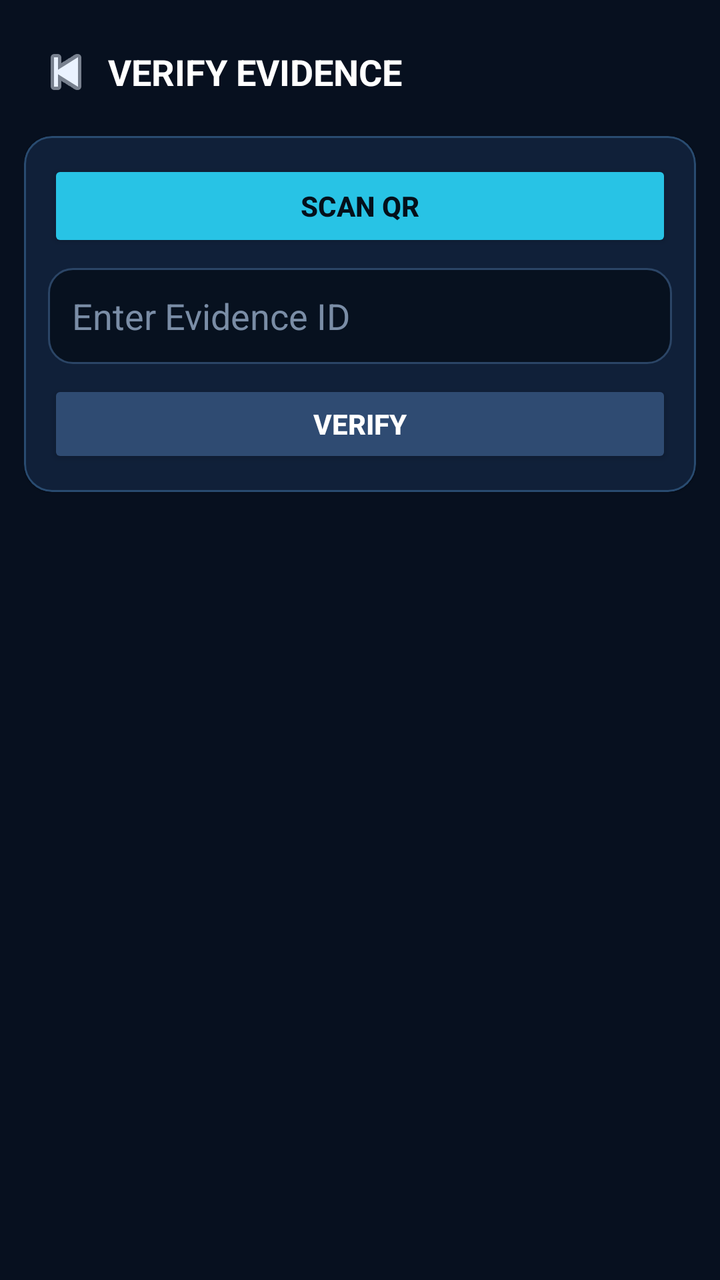
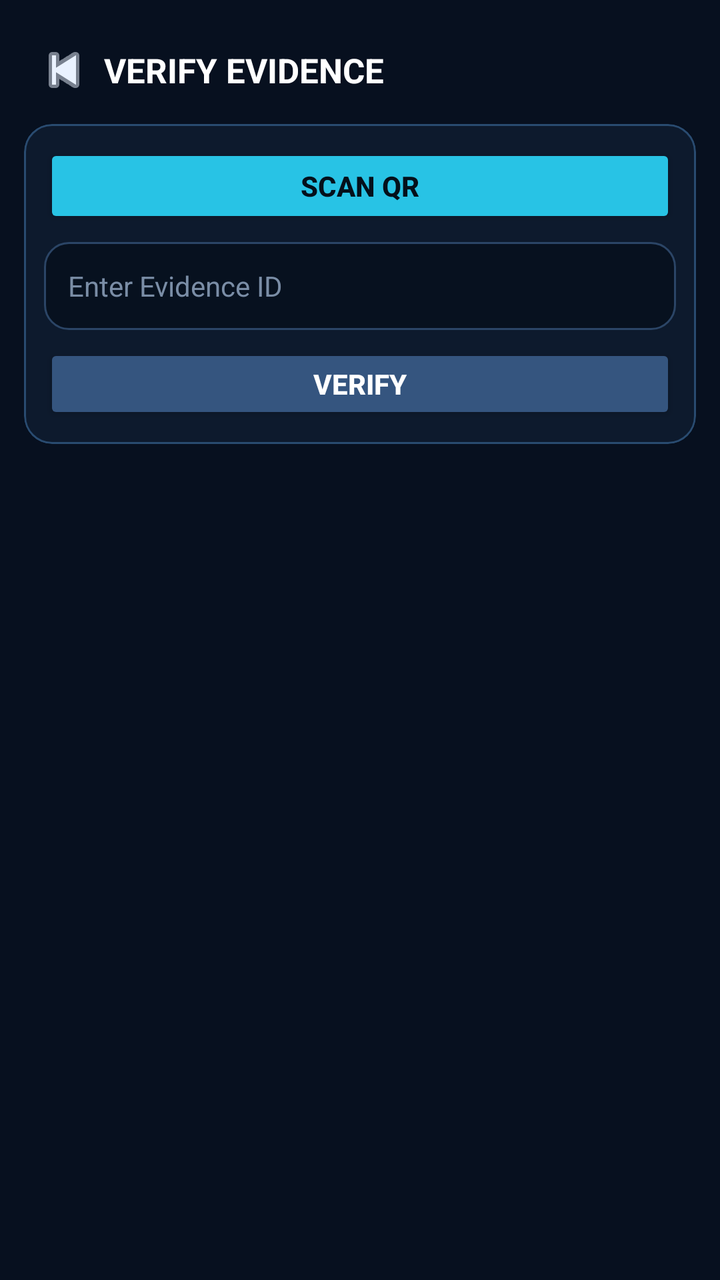

Screens rendered from an Android XML layout before and after an edit, with the pre-edit source and the edit as a unified diff.
<!-- AndroidManifest.xml: application theme Theme.GeoStamp -->
<!-- res/layout/activity_verify_evidence.xml -->
<?xml version="1.0" encoding="utf-8"?>
<ScrollView xmlns:android="http://schemas.android.com/apk/res/android"
    xmlns:app="http://schemas.android.com/apk/res-auto"
    android:layout_width="match_parent"
    android:layout_height="match_parent"
    android:background="#07101F"
    android:fillViewport="true">

    <LinearLayout
        android:layout_width="match_parent"
        android:layout_height="wrap_content"
        android:orientation="vertical"
        android:padding="12dp">

        <LinearLayout
            android:layout_width="match_parent"
            android:layout_height="48dp"
            android:gravity="center_vertical"
            android:orientation="horizontal">

            <ImageButton
                android:id="@+id/btn_back"
                android:layout_width="42dp"
                android:layout_height="42dp"
                android:background="?attr/selectableItemBackgroundBorderless"
                android:contentDescription="Back"
                android:src="@android:drawable/ic_media_previous"
                app:tint="#EAF2FF" />

            <TextView
                android:layout_width="0dp"
                android:layout_height="wrap_content"
                android:layout_weight="1"
                android:text="VERIFY EVIDENCE"
                android:textColor="#FFFFFF"
                android:textSize="18sp"
                android:textStyle="bold" />
        </LinearLayout>

        <com.google.android.material.card.MaterialCardView
            android:layout_width="match_parent"
            android:layout_height="wrap_content"
            android:layout_marginTop="8dp"
            app:cardBackgroundColor="#102039"
            app:cardCornerRadius="14dp"
            app:strokeColor="#294B70"
            app:strokeWidth="1dp">

            <LinearLayout
                android:layout_width="match_parent"
                android:layout_height="wrap_content"
                android:orientation="vertical"
                android:padding="12dp">

                <Button
                    android:id="@+id/btn_scan_qr"
                    android:layout_width="match_parent"
                    android:layout_height="46dp"
                    android:backgroundTint="#28C3E5"
                    android:text="SCAN QR"
                    android:textColor="#04101B"
                    android:textStyle="bold" />

                <EditText
                    android:id="@+id/input_verification_id"
                    android:layout_width="match_parent"
                    android:layout_height="48dp"
                    android:layout_marginTop="8dp"
                    android:background="@drawable/bg_verify_input"
                    android:hint="Enter Evidence ID"
                    android:inputType="textCapCharacters"
                    android:paddingHorizontal="12dp"
                    android:singleLine="true"
                    android:textColor="#FFFFFF"
                    android:textColorHint="#7A8DA6" />

                <Button
                    android:id="@+id/btn_verify_id"
                    android:layout_width="match_parent"
                    android:layout_height="44dp"
                    android:layout_marginTop="8dp"
                    android:backgroundTint="#2F4B72"
                    android:text="VERIFY"
                    android:textColor="#FFFFFF"
                    android:textStyle="bold" />
            </LinearLayout>
        </com.google.android.material.card.MaterialCardView>

        <FrameLayout
            android:id="@+id/scanner_container"
            android:layout_width="match_parent"
            android:layout_height="330dp"
            android:layout_marginTop="10dp"
            android:background="#000000"
            android:visibility="gone">

            <androidx.camera.view.PreviewView
                android:id="@+id/scanner_preview"
                android:layout_width="match_parent"
                android:layout_height="match_parent" />

            <View
                android:layout_width="230dp"
                android:layout_height="230dp"
                android:layout_gravity="center"
                android:background="@drawable/bg_qr_frame" />
        </FrameLayout>

        <ProgressBar
            android:id="@+id/progress"
            android:layout_width="42dp"
            android:layout_height="42dp"
            android:layout_gravity="center"
            android:layout_marginTop="12dp"
            android:visibility="gone" />

        <com.google.android.material.card.MaterialCardView
            android:id="@+id/result_card"
            android:layout_width="match_parent"
            android:layout_height="wrap_content"
            android:layout_marginTop="10dp"
            android:visibility="gone"
            app:cardBackgroundColor="#FFFFFF"
            app:cardCornerRadius="12dp"
            app:strokeColor="#D0D8E2"
            app:strokeWidth="1dp">

            <LinearLayout
                android:layout_width="match_parent"
                android:layout_height="wrap_content"
                android:orientation="vertical">

                <LinearLayout
                    android:layout_width="match_parent"
                    android:layout_height="72dp"
                    android:background="#102039"
                    android:gravity="center_vertical"
                    android:orientation="horizontal"
                    android:paddingHorizontal="16dp">

                    <LinearLayout
                        android:layout_width="0dp"
                        android:layout_height="wrap_content"
                        android:layout_weight="1"
                        android:orientation="vertical">

                        <TextView
                            android:layout_width="wrap_content"
                            android:layout_height="wrap_content"
                            android:text="GEOSTAMP"
                            android:textColor="#FFFFFF"
                            android:textSize="22sp"
                            android:textStyle="bold" />

                        <TextView
                            android:layout_width="wrap_content"
                            android:layout_height="wrap_content"
                            android:text="DIGITAL EVIDENCE SLIP"
                            android:textColor="#B8C8DB"
                            android:textSize="9sp"
                            android:textStyle="bold" />
                    </LinearLayout>

                    <TextView
                        android:layout_width="wrap_content"
                        android:layout_height="wrap_content"
                        android:gravity="end"
                        android:text="AXIOM\nINFRATECH"
                        android:textColor="#28C3E5"
                        android:textSize="10sp"
                        android:textStyle="bold" />
                </LinearLayout>

                <ImageView
                    android:id="@+id/iv_evidence_thumbnail"
                    android:layout_width="match_parent"
                    android:layout_height="118dp"
                    android:background="#E9EEF4"
                    android:contentDescription="Evidence thumbnail"
                    android:scaleType="centerCrop"
                    android:visibility="gone" />

                <TextView
                    android:id="@+id/tv_thumbnail_unavailable"
                    android:layout_width="match_parent"
                    android:layout_height="38dp"
                    android:gravity="center"
                    android:text="Thumbnail not stored in this registry record"
                    android:textColor="#687789"
                    android:textSize="11sp" />

                <LinearLayout
                    android:layout_width="match_parent"
                    android:layout_height="wrap_content"
                    android:orientation="vertical"
                    android:padding="12dp">

                    <TextView
                        android:id="@+id/tv_result_status"
                        android:layout_width="wrap_content"
                        android:layout_height="wrap_content"
                        android:text="VERIFIED · REGISTERED"
                        android:textColor="#159447"
                        android:textSize="17sp"
                        android:textStyle="bold" />

                    <TextView
                        android:id="@+id/tv_result_summary"
                        android:layout_width="match_parent"
                        android:layout_height="wrap_content"
                        android:layout_marginTop="3dp"
                        android:textColor="#5C6979"
                        android:textSize="11sp" />

                    <View
                        android:layout_width="match_parent"
                        android:layout_height="1dp"
                        android:layout_marginVertical="9dp"
                        android:background="#DCE3EB" />

                    <TextView
                        android:id="@+id/tv_result_details"
                        android:layout_width="match_parent"
                        android:layout_height="wrap_content"
                        android:lineSpacingExtra="2dp"
                        android:textColor="#17233A"
                        android:textSize="11sp" />

                    <TextView
                        android:id="@+id/tv_session_activity"
                        android:layout_width="match_parent"
                        android:layout_height="wrap_content"
                        android:layout_marginTop="10dp"
                        android:background="#F1F5F8"
                        android:lineSpacingExtra="2dp"
                        android:padding="10dp"
                        android:textColor="#223149"
                        android:textSize="11sp"
                        android:visibility="gone" />

                    <Button
                        android:id="@+id/btn_view_report"
                        android:layout_width="match_parent"
                        android:layout_height="44dp"
                        android:layout_marginTop="10dp"
                        android:backgroundTint="#28C3E5"
                        android:text="SHARE REPORT · PDF"
                        android:textColor="#04101B"
                        android:textStyle="bold" />

                    <TextView
                        android:layout_width="match_parent"
                        android:layout_height="wrap_content"
                        android:layout_marginTop="9dp"
                        android:gravity="center"
                        android:text="Captured &amp; Sealed by GeoStamp · Axiom Infratech"
                        android:textColor="#718093"
                        android:textSize="9sp" />
                </LinearLayout>
            </LinearLayout>
        </com.google.android.material.card.MaterialCardView>

        <com.google.android.material.card.MaterialCardView
            android:id="@+id/trust_card"
            android:layout_width="1dp"
            android:layout_height="1dp"
            android:visibility="gone">
            <LinearLayout android:layout_width="1dp" android:layout_height="1dp">
                <TextView android:id="@+id/tv_confidence_score" android:layout_width="1dp" android:layout_height="1dp" />
                <TextView android:id="@+id/tv_confidence_level" android:layout_width="1dp" android:layout_height="1dp" />
                <ProgressBar android:id="@+id/confidence_progress" android:layout_width="1dp" android:layout_height="1dp" />
                <TextView android:id="@+id/tv_trust_conclusion" android:layout_width="1dp" android:layout_height="1dp" />
                <TextView android:id="@+id/tv_trust_findings" android:layout_width="1dp" android:layout_height="1dp" />
            </LinearLayout>
        </com.google.android.material.card.MaterialCardView>

        <com.google.android.material.card.MaterialCardView
            android:id="@+id/timeline_card"
            android:layout_width="1dp"
            android:layout_height="1dp"
            android:visibility="gone">
            <TextView android:id="@+id/tv_evidence_timeline" android:layout_width="1dp" android:layout_height="1dp" />
        </com.google.android.material.card.MaterialCardView>

        <TextView
            android:id="@+id/tv_error"
            android:layout_width="match_parent"
            android:layout_height="wrap_content"
            android:layout_marginTop="12dp"
            android:textColor="#FF8A80"
            android:textSize="13sp"
            android:visibility="gone" />
    </LinearLayout>
</ScrollView>
<!-- resources referenced by this layout -->
<resources>
  <!-- drawable bg_qr_frame (drawable) -->
  <shape xmlns:android="http://schemas.android.com/apk/res/android" android:shape="rectangle">
      <solid android:color="#12000000"/><stroke android:width="3dp" android:color="#25C6E8"/><corners android:radius="18dp"/>
  </shape>
  <!-- drawable bg_verify_input (drawable) -->
  <shape xmlns:android="http://schemas.android.com/apk/res/android" android:shape="rectangle">
      <solid android:color="#07111F"/><stroke android:width="1dp" android:color="#2B4566"/><corners android:radius="12dp"/>
  </shape>
  <style name="Theme.GeoStamp" parent="Base.Theme.GeoStamp" />
  <style name="Base.Theme.GeoStamp" parent="Theme.MaterialComponents.DayNight.NoActionBar">
          <item name="colorPrimary">@color/brand_blue</item>
          <item name="colorPrimaryVariant">@color/surface_dark</item>
          <item name="colorOnPrimary">@color/text_primary</item>
          <item name="colorSecondary">@color/gold</item>
          <item name="colorOnSecondary">@color/black</item>
          <item name="android:windowBackground">@color/brand_dark</item>
          
          <item name="android:statusBarColor">@android:color/transparent</item>
          <item name="android:navigationBarColor">@android:color/transparent</item>
          <item name="android:windowLightStatusBar">false</item>
          <item name="android:windowTranslucentStatus">false</item>
          <item name="android:windowTranslucentNavigation">false</item>
          <item name="android:windowTranslucentNavigation">false</item>
          <item name="android:windowLayoutInDisplayCutoutMode">shortEdges</item>
      </style>
  <color name="brand_blue">#0EA5E9</color>
  <color name="surface_dark">#0B0F1A</color>
  <color name="text_primary">#F1F5F9</color>
  <color name="gold">#FBBF24</color>
  <color name="black">#FF000000</color>
  <color name="brand_dark">#0B0F1A</color>
</resources>

<!-- the commit's change to res/layout/activity_verify_evidence.xml (unified diff, before → after) -->
@@ -14,14 +14,14 @@
 
         <LinearLayout
             android:layout_width="match_parent"
-            android:layout_height="48dp"
+            android:layout_height="46dp"
             android:gravity="center_vertical"
             android:orientation="horizontal">
 
             <ImageButton
                 android:id="@+id/btn_back"
-                android:layout_width="42dp"
-                android:layout_height="42dp"
+                android:layout_width="40dp"
+                android:layout_height="40dp"
                 android:background="?attr/selectableItemBackgroundBorderless"
                 android:contentDescription="Back"
                 android:src="@android:drawable/ic_media_previous"
@@ -33,15 +33,15 @@
                 android:layout_weight="1"
                 android:text="VERIFY EVIDENCE"
                 android:textColor="#FFFFFF"
-                android:textSize="18sp"
+                android:textSize="17sp"
                 android:textStyle="bold" />
         </LinearLayout>
 
         <com.google.android.material.card.MaterialCardView
             android:layout_width="match_parent"
             android:layout_height="wrap_content"
-            android:layout_marginTop="8dp"
-            app:cardBackgroundColor="#102039"
+            android:layout_marginTop="4dp"
+            app:cardBackgroundColor="#0D1A2D"
             app:cardCornerRadius="14dp"
             app:strokeColor="#294B70"
             app:strokeWidth="1dp">
@@ -50,12 +50,12 @@
                 android:layout_width="match_parent"
                 android:layout_height="wrap_content"
                 android:orientation="vertical"
-                android:padding="12dp">
+                android:padding="10dp">
 
                 <Button
                     android:id="@+id/btn_scan_qr"
                     android:layout_width="match_parent"
-                    android:layout_height="46dp"
+                    android:layout_height="42dp"
                     android:backgroundTint="#28C3E5"
                     android:text="SCAN QR"
                     android:textColor="#04101B"
@@ -64,22 +64,23 @@
                 <EditText
                     android:id="@+id/input_verification_id"
                     android:layout_width="match_parent"
-                    android:layout_height="48dp"
-                    android:layout_marginTop="8dp"
+                    android:layout_height="44dp"
+                    android:layout_marginTop="7dp"
                     android:background="@drawable/bg_verify_input"
                     android:hint="Enter Evidence ID"
                     android:inputType="textCapCharacters"
                     android:paddingHorizontal="12dp"
                     android:singleLine="true"
                     android:textColor="#FFFFFF"
-                    android:textColorHint="#7A8DA6" />
+                    android:textColorHint="#7A8DA6"
+                    android:textSize="14sp" />
 
                 <Button
                     android:id="@+id/btn_verify_id"
                     android:layout_width="match_parent"
-                    android:layout_height="44dp"
-                    android:layout_marginTop="8dp"
-                    android:backgroundTint="#2F4B72"
+                    android:layout_height="40dp"
+                    android:layout_marginTop="7dp"
+                    android:backgroundTint="#35557F"
                     android:text="VERIFY"
                     android:textColor="#FFFFFF"
                     android:textStyle="bold" />
@@ -89,182 +90,205 @@
         <FrameLayout
             android:id="@+id/scanner_container"
             android:layout_width="match_parent"
-            android:layout_height="330dp"
-            android:layout_marginTop="10dp"
+            android:layout_height="300dp"
+            android:layout_marginTop="8dp"
             android:background="#000000"
             android:visibility="gone">
-
             <androidx.camera.view.PreviewView
                 android:id="@+id/scanner_preview"
                 android:layout_width="match_parent"
                 android:layout_height="match_parent" />
-
             <View
-                android:layout_width="230dp"
-                android:layout_height="230dp"
+                android:layout_width="220dp"
+                android:layout_height="220dp"
                 android:layout_gravity="center"
                 android:background="@drawable/bg_qr_frame" />
         </FrameLayout>
 
         <ProgressBar
             android:id="@+id/progress"
-            android:layout_width="42dp"
-            android:layout_height="42dp"
+            android:layout_width="38dp"
+            android:layout_height="38dp"
             android:layout_gravity="center"
-            android:layout_marginTop="12dp"
+            android:layout_marginTop="8dp"
             android:visibility="gone" />
 
         <com.google.android.material.card.MaterialCardView
             android:id="@+id/result_card"
             android:layout_width="match_parent"
             android:layout_height="wrap_content"
-            android:layout_marginTop="10dp"
+            android:layout_marginTop="8dp"
             android:visibility="gone"
             app:cardBackgroundColor="#FFFFFF"
-            app:cardCornerRadius="12dp"
-            app:strokeColor="#D0D8E2"
+            app:cardCornerRadius="10dp"
+            app:strokeColor="#CCD4DE"
             app:strokeWidth="1dp">
 
             <LinearLayout
                 android:layout_width="match_parent"
                 android:layout_height="wrap_content"
-                android:orientation="vertical">
+                android:orientation="vertical"
+                android:padding="14dp">
 
                 <LinearLayout
                     android:layout_width="match_parent"
-                    android:layout_height="72dp"
-                    android:background="#102039"
-                    android:gravity="center_vertical"
-                    android:orientation="horizontal"
-                    android:paddingHorizontal="16dp">
-
+                    android:layout_height="wrap_content"
+                    android:gravity="bottom"
+                    android:orientation="horizontal">
                     <LinearLayout
                         android:layout_width="0dp"
                         android:layout_height="wrap_content"
                         android:layout_weight="1"
                         android:orientation="vertical">
-
                         <TextView
                             android:layout_width="wrap_content"
                             android:layout_height="wrap_content"
                             android:text="GEOSTAMP"
-                            android:textColor="#FFFFFF"
+                            android:textColor="#111827"
                             android:textSize="22sp"
                             android:textStyle="bold" />
-
                         <TextView
                             android:layout_width="wrap_content"
                             android:layout_height="wrap_content"
-                            android:text="DIGITAL EVIDENCE SLIP"
-                            android:textColor="#B8C8DB"
-                            android:textSize="9sp"
+                            android:text="Axiom Infratech"
+                            android:textColor="#2F855A"
+                            android:textSize="10sp"
                             android:textStyle="bold" />
                     </LinearLayout>
-
                     <TextView
                         android:layout_width="wrap_content"
                         android:layout_height="wrap_content"
                         android:gravity="end"
-                        android:text="AXIOM\nINFRATECH"
-                        android:textColor="#28C3E5"
-                        android:textSize="10sp"
+                        android:text="EVIDENCE\nRECEIPT"
+                        android:textColor="#4B5563"
+                        android:textSize="13sp"
                         android:textStyle="bold" />
                 </LinearLayout>
 
-                <ImageView
-                    android:id="@+id/iv_evidence_thumbnail"
-                    android:layout_width="match_parent"
-                    android:layout_height="118dp"
-                    android:background="#E9EEF4"
-                    android:contentDescription="Evidence thumbnail"
-                    android:scaleType="centerCrop"
-                    android:visibility="gone" />
-
-                <TextView
-                    android:id="@+id/tv_thumbnail_unavailable"
-                    android:layout_width="match_parent"
-                    android:layout_height="38dp"
-                    android:gravity="center"
-                    android:text="Thumbnail not stored in this registry record"
-                    android:textColor="#687789"
-                    android:textSize="11sp" />
+                <View
+                    android:layout_width="match_parent"
+                    android:layout_height="1dp"
+                    android:layout_marginTop="8dp"
+                    android:background="#D1D5DB" />
+
+                <FrameLayout
+                    android:layout_width="match_parent"
+                    android:layout_height="170dp"
+                    android:layout_marginTop="10dp"
+                    android:background="#EEF2F5">
+                    <ImageView
+                        android:id="@+id/iv_evidence_thumbnail"
+                        android:layout_width="match_parent"
+                        android:layout_height="match_parent"
+                        android:contentDescription="Evidence thumbnail"
+                        android:scaleType="centerCrop"
+                        android:visibility="gone" />
+                    <TextView
+                        android:id="@+id/tv_thumbnail_unavailable"
+                        android:layout_width="match_parent"
+                        android:layout_height="match_parent"
+                        android:gravity="center"
+                        android:padding="20dp"
+                        android:text="PHOTO NOT AVAILABLE ON THIS DEVICE"
+                        android:textColor="#6B7280"
+                        android:textSize="11sp"
+                        android:textStyle="bold" />
+                </FrameLayout>
 
                 <LinearLayout
                     android:layout_width="match_parent"
                     android:layout_height="wrap_content"
-                    android:orientation="vertical"
-                    android:padding="12dp">
-
+                    android:layout_marginTop="10dp"
+                    android:gravity="center_vertical"
+                    android:orientation="horizontal">
                     <TextView
                         android:id="@+id/tv_result_status"
-                        android:layout_width="wrap_content"
+                        android:layout_width="0dp"
                         android:layout_height="wrap_content"
+                        android:layout_weight="1"
                         android:text="VERIFIED · REGISTERED"
                         android:textColor="#159447"
                         android:textSize="17sp"
                         android:textStyle="bold" />
-
                     <TextView
-                        android:id="@+id/tv_result_summary"
-                        android:layout_width="match_parent"
+                        android:layout_width="wrap_content"
                         android:layout_height="wrap_content"
-                        android:layout_marginTop="3dp"
-                        android:textColor="#5C6979"
-                        android:textSize="11sp" />
-
-                    <View
-                        android:layout_width="match_parent"
-                        android:layout_height="1dp"
-                        android:layout_marginVertical="9dp"
-                        android:background="#DCE3EB" />
-
-                    <TextView
-                        android:id="@+id/tv_result_details"
-                        android:layout_width="match_parent"
-                        android:layout_height="wrap_content"
-                        android:lineSpacingExtra="2dp"
-                        android:textColor="#17233A"
-                        android:textSize="11sp" />
-
-                    <TextView
-                        android:id="@+id/tv_session_activity"
-                        android:layout_width="match_parent"
-                        android:layout_height="wrap_content"
-                        android:layout_marginTop="10dp"
-                        android:background="#F1F5F8"
-                        android:lineSpacingExtra="2dp"
-                        android:padding="10dp"
-                        android:textColor="#223149"
-                        android:textSize="11sp"
-                        android:visibility="gone" />
-
-                    <Button
-                        android:id="@+id/btn_view_report"
-                        android:layout_width="match_parent"
-                        android:layout_height="44dp"
-                        android:layout_marginTop="10dp"
-                        android:backgroundTint="#28C3E5"
-                        android:text="SHARE REPORT · PDF"
-                        android:textColor="#04101B"
+                        android:background="#EAF7EE"
+                        android:paddingHorizontal="9dp"
+                        android:paddingVertical="5dp"
+                        android:text="PUBLIC RECORD"
+                        android:textColor="#19733B"
+                        android:textSize="9sp"
                         android:textStyle="bold" />
-
-                    <TextView
-                        android:layout_width="match_parent"
-                        android:layout_height="wrap_content"
-                        android:layout_marginTop="9dp"
-                        android:gravity="center"
-                        android:text="Captured &amp; Sealed by GeoStamp · Axiom Infratech"
-                        android:textColor="#718093"
-                        android:textSize="9sp" />
                 </LinearLayout>
+
+                <TextView
+                    android:id="@+id/tv_result_summary"
+                    android:layout_width="match_parent"
+                    android:layout_height="wrap_content"
+                    android:layout_marginTop="2dp"
+                    android:textColor="#6B7280"
+                    android:textSize="10sp" />
+
+                <TextView
+                    android:layout_width="match_parent"
+                    android:layout_height="wrap_content"
+                    android:layout_marginTop="10dp"
+                    android:text="EVIDENCE"
+                    android:textColor="#5B8F20"
+                    android:textSize="12sp"
+                    android:textStyle="bold" />
+                <View
+                    android:layout_width="match_parent"
+                    android:layout_height="1dp"
+                    android:layout_marginTop="3dp"
+                    android:background="#D1D5DB" />
+
+                <TextView
+                    android:id="@+id/tv_result_details"
+                    android:layout_width="match_parent"
+                    android:layout_height="wrap_content"
+                    android:layout_marginTop="6dp"
+                    android:lineSpacingExtra="1dp"
+                    android:textColor="#1F2937"
+                    android:textSize="11.5sp" />
+
+                <TextView
+                    android:id="@+id/tv_session_activity"
+                    android:layout_width="match_parent"
+                    android:layout_height="wrap_content"
+                    android:layout_marginTop="10dp"
+                    android:background="#F7F8F4"
+                    android:lineSpacingExtra="1dp"
+                    android:padding="9dp"
+                    android:textColor="#253142"
+                    android:textSize="10.5sp"
+                    android:visibility="gone" />
+
+                <Button
+                    android:id="@+id/btn_view_report"
+                    android:layout_width="match_parent"
+                    android:layout_height="43dp"
+                    android:layout_marginTop="11dp"
+                    android:backgroundTint="#7CB342"
+                    android:text="SHARE FULL PDF REPORT"
+                    android:textColor="#10210A"
+                    android:textStyle="bold" />
+
+                <TextView
+                    android:layout_width="match_parent"
+                    android:layout_height="wrap_content"
+                    android:layout_marginTop="8dp"
+                    android:gravity="center"
+                    android:text="Captured &amp; Sealed by GeoStamp · Axiom Infratech"
+                    android:textColor="#9CA3AF"
+                    android:textSize="8.5sp" />
             </LinearLayout>
         </com.google.android.material.card.MaterialCardView>
 
         <com.google.android.material.card.MaterialCardView
             android:id="@+id/trust_card"
-            android:layout_width="1dp"
-            android:layout_height="1dp"
-            android:visibility="gone">
+            android:layout_width="1dp" android:layout_height="1dp" android:visibility="gone">
             <LinearLayout android:layout_width="1dp" android:layout_height="1dp">
                 <TextView android:id="@+id/tv_confidence_score" android:layout_width="1dp" android:layout_height="1dp" />
                 <TextView android:id="@+id/tv_confidence_level" android:layout_width="1dp" android:layout_height="1dp" />
@@ -273,12 +297,9 @@
                 <TextView android:id="@+id/tv_trust_findings" android:layout_width="1dp" android:layout_height="1dp" />
             </LinearLayout>
         </com.google.android.material.card.MaterialCardView>
-
         <com.google.android.material.card.MaterialCardView
             android:id="@+id/timeline_card"
-            android:layout_width="1dp"
-            android:layout_height="1dp"
-            android:visibility="gone">
+            android:layout_width="1dp" android:layout_height="1dp" android:visibility="gone">
             <TextView android:id="@+id/tv_evidence_timeline" android:layout_width="1dp" android:layout_height="1dp" />
         </com.google.android.material.card.MaterialCardView>
 
@@ -286,7 +307,7 @@
             android:id="@+id/tv_error"
             android:layout_width="match_parent"
             android:layout_height="wrap_content"
-            android:layout_marginTop="12dp"
+            android:layout_marginTop="10dp"
             android:textColor="#FF8A80"
             android:textSize="13sp"
             android:visibility="gone" />
